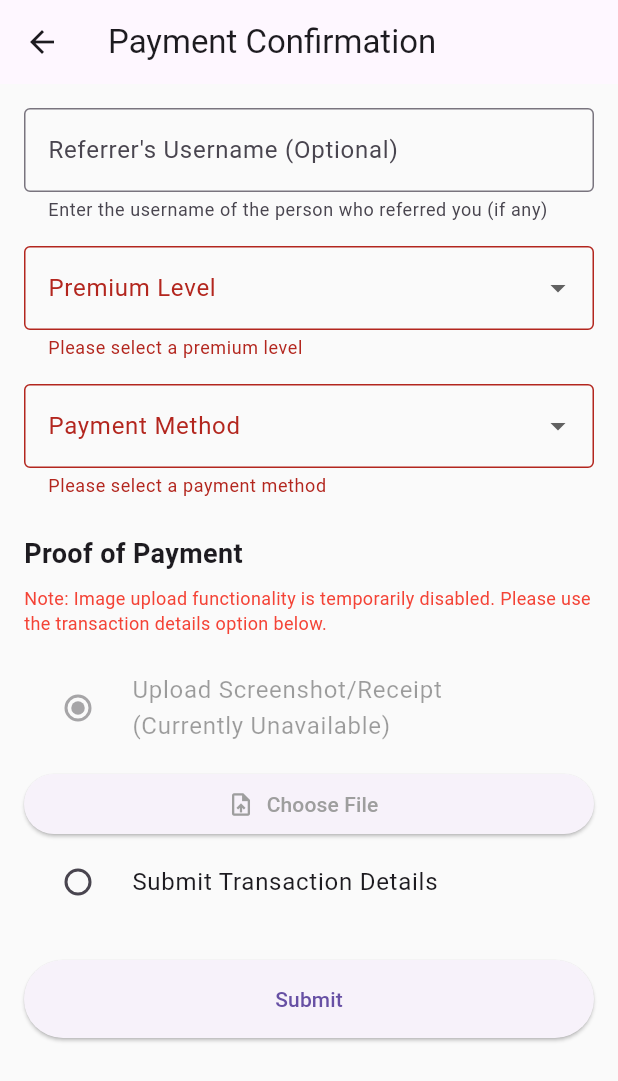
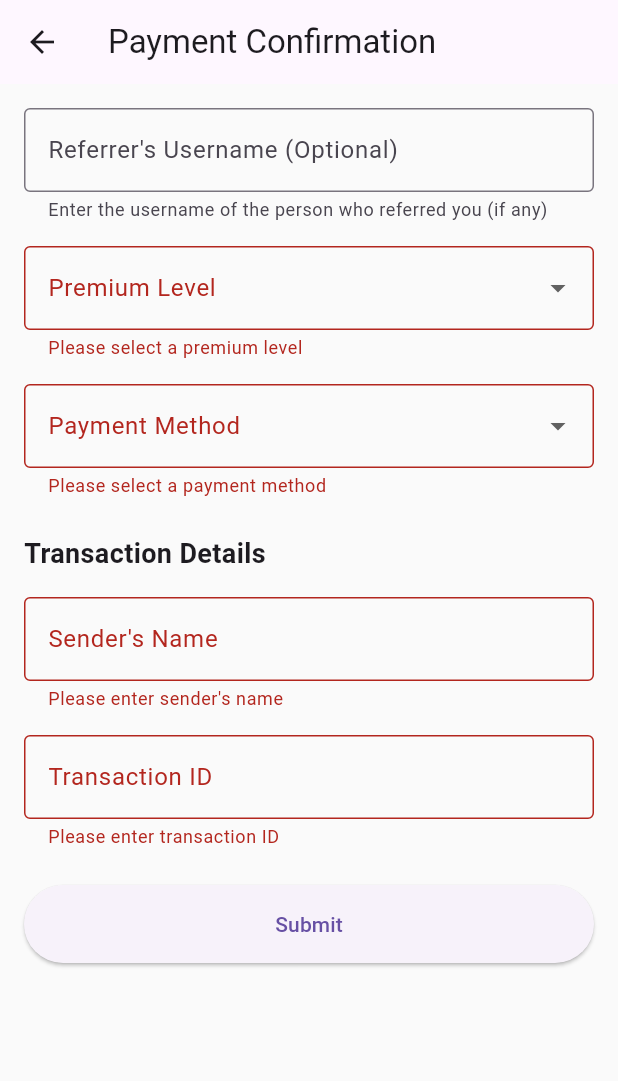
Before and after one commit to leighkun147/MatricMate, a Flutter app: the FormSubmissionScreen screen opened directly, after a tap on "Submit", on a phone screen of 412 x 824 dp. Shown: the top 1081 px of the screen. Run offline on Flutter 3.47's test engine with Material 3 defaults, Android fonts, the phone set to English and light mode, and no system bars; our stand-ins replace cloud_firestore, device_info_plus, firebase_auth, firebase_core, fl_chart, flutter_animate and 3 more; accounts and stored records are empty; network calls fail.

Commit message:
the request considers the current level

```diff
--- a/lib/screens/form_submission_screen.dart
+++ b/lib/screens/form_submission_screen.dart
@@ -1,5 +1,4 @@
 import 'package:flutter/material.dart';
-import 'package:image_picker/image_picker.dart';
 import '../utils/device_id_manager.dart';
 import 'package:firebase_auth/firebase_auth.dart';
 import 'package:cloud_firestore/cloud_firestore.dart';
@@ -14,9 +13,7 @@ class FormSubmissionScreen extends StatefulWidget {
 class _FormSubmissionScreenState extends State<FormSubmissionScreen> {
   final _formKey = GlobalKey<FormState>();
   String? _selectedPaymentMethod;
-  String _submissionType = 'upload';
   String? _selectedPremiumLevel;
-  XFile? _selectedImage;
   final TextEditingController _referrerController = TextEditingController();
   final TextEditingController _transactionIdController = TextEditingController();
   final TextEditingController _senderNameController = TextEditingController();
@@ -64,6 +61,22 @@ class _FormSubmissionScreenState extends State<FormSubmissionScreen> {
         }
       }
 
+      // Check if device is approved and get its premium level
+      String currentLevel = 'zero';
+      try {
+        final approvedDeviceDoc = await _firestore
+            .collection('approved_devices')
+            .doc(deviceId)
+            .get();
+
+        if (approvedDeviceDoc.exists) {
+          currentLevel = approvedDeviceDoc.data()?['premium_level'] ?? 'zero';
+        }
+      } catch (e) {
+        print('Error checking approved devices: $e');
+        // Continue with zero level if there's an error
+      }
+
       // Prepare the data
       Map<String, dynamic> requestData = {
         'usersUID': currentUser.uid,
@@ -75,10 +88,11 @@ class _FormSubmissionScreenState extends State<FormSubmissionScreen> {
         'sender\'s_phone_number': _isPhoneBasedPayment() ? _phoneNumberController.text : null,
        'device_id': deviceId,
         'status': 'pending',
+        'current_level': currentLevel,
         'timestamp': FieldValue.serverTimestamp(),
       };
 
-      // Submit to Firestore using the user's UID as the document ID
+      // Submit to Firestore using the deviceId as the document ID
       await _firestore
           .collection('requests')
           .doc(deviceId)
@@ -98,16 +112,6 @@ class _FormSubmissionScreenState extends State<FormSubmissionScreen> {
     _senderNameController.dispose();
     _phoneNumberController.dispose();
     super.dispose();
-  }
-
-  Future<void> _pickImage() async {
-    final ImagePicker picker = ImagePicker();
-    final XFile? image = await picker.pickImage(source: ImageSource.gallery);
-    if (image != null) {
-      setState(() {
-        _selectedImage = image;
-      });
-    }
   }
 
   bool _isPhoneBasedPayment() {
@@ -200,58 +204,9 @@ class _FormSubmissionScreenState extends State<FormSubmissionScreen> {
             ),
             const SizedBox(height: 24),
             const Text(
-              'Proof of Payment',
+              'Transaction Details',
               style: TextStyle(fontSize: 18, fontWeight: FontWeight.bold),
             ),
-            const SizedBox(height: 8),
-            const Text(
-              'Note: Image upload functionality is temporarily disabled. Please use the transaction details option below.',
-              style: TextStyle(color: Colors.red, fontSize: 12),
-            ),
-            const SizedBox(height: 16),
-            RadioListTile<String>(
-              title: const Text('Upload Screenshot/Receipt (Currently Unavailable)'),
-              value: 'upload',
-              groupValue: _submissionType,
-              onChanged: null,
-            ),
-            if (_submissionType == 'upload') ...[
-              const SizedBox(height: 8),
-              ElevatedButton.icon(
-                onPressed: () {
-                  ScaffoldMessenger.of(context).showSnackBar(
-                    const SnackBar(
-                      content: Text('Image upload is temporarily disabled. Please use the transaction details option.'),
-                      duration: Duration(seconds: 3),
-                    ),
-                  );
-                },
-                icon: const Icon(Icons.upload_file),
-                label: const Text('Choose File'),
-                style: ElevatedButton.styleFrom(
-                  foregroundColor: Colors.grey,
-                ),
-              ),
-              if (_selectedImage != null)
-                Padding(
-                  padding: const EdgeInsets.only(top: 8.0),
-                  child: Text(
-                    'Selected file: ${_selectedImage!.name}',
-                    style: const TextStyle(color: Colors.green),
-                  ),
-                ),
-            ],
-            RadioListTile<String>(
-              title: const Text('Submit Transaction Details'),
-              value: 'details',
-              groupValue: _submissionType,
-              onChanged: (value) {
-                setState(() {
-                  _submissionType = value!;
-                });
-              },
-            ),
-            if (_submissionType == 'details') ...[
             const SizedBox(height: 16),
             TextFormField(
               controller: _senderNameController,
@@ -260,7 +215,7 @@ class _FormSubmissionScreenState extends State<FormSubmissionScreen> {
                 border: OutlineInputBorder(),
               ),
               validator: (value) {
-                  if (_submissionType == 'details' && (value == null || value.isEmpty)) {
+                if (value == null || value.isEmpty) {
                   return 'Please enter sender\'s name';
                 }
                 return null;
@@ -276,7 +231,7 @@ class _FormSubmissionScreenState extends State<FormSubmissionScreen> {
                 ),
                 keyboardType: TextInputType.phone,
                 validator: (value) {
-                    if (_submissionType == 'details' && _isPhoneBasedPayment() && (value == null || value.isEmpty)) {
+                  if (_isPhoneBasedPayment() && (value == null || value.isEmpty)) {
                     return 'Please enter sender\'s phone number';
                   }
                   return null;
@@ -290,13 +245,12 @@ class _FormSubmissionScreenState extends State<FormSubmissionScreen> {
                   border: OutlineInputBorder(),
                 ),
                 validator: (value) {
-                    if (_submissionType == 'details' && !_isPhoneBasedPayment() && (value == null || value.isEmpty)) {
+                  if (!_isPhoneBasedPayment() && (value == null || value.isEmpty)) {
                     return 'Please enter transaction ID';
                   }
                   return null;
                 },
               ),
-            ],
             const SizedBox(height: 24),
             ElevatedButton(
               onPressed: () async {
```
Also changed, not shown: lib/screens/profile_screen.dart (+4 -4 lines). Lines whose indentation alone changed are shown as unchanged.
